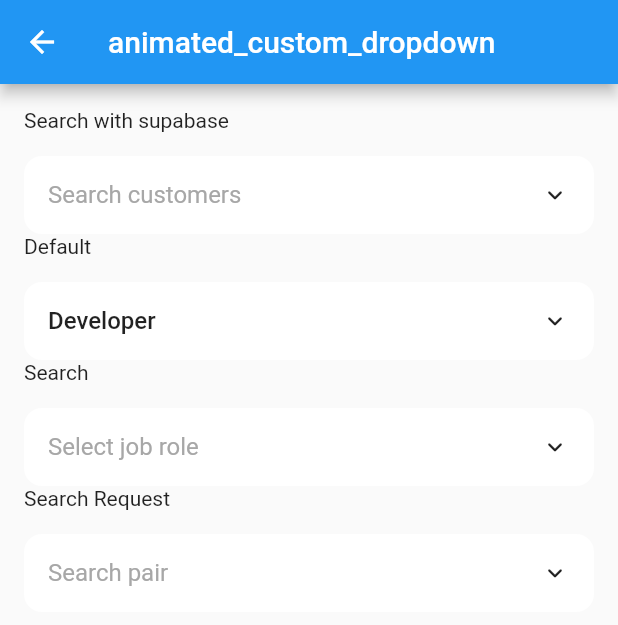
After one commit to smarts-uz/flutter-drop-down-testapp, a Flutter app: the screen it shows after launch, after a tap on "animated_custom_dropdown", on a phone screen of 412 x 824 dp. The commit adds this screen. Shown: the top 625 px of the screen. Run offline on Flutter 3.47's test engine with Material 2 defaults, Android fonts, the phone set to English and light mode, and no system bars; drawn by our look-alikes of animated_custom_dropdown; our stand-ins replace flutter_dotenv, multi_dropdown, supabase_flutter; missing offline and left inert: drop_down_list, multiple_search_selection, multiselect, multiselect_nested, ninja_dropdown, rashail_multi_dropdown; accounts and stored records are empty.

Commit message:
animated_custom_dropdown

```diff
--- a/lib/main.dart
+++ b/lib/main.dart
@@ -1,3 +1,4 @@
+import 'package:drop_down_testapp/pages/animated_custom_dropdown.dart';
 import 'package:drop_down_testapp/pages/drop_down_list.dart';
 import 'package:drop_down_testapp/pages/multi_dropdown.dart';
 import 'package:drop_down_testapp/pages/multiple_search_selection.dart';
@@ -112,6 +113,15 @@ class MyRealPage extends StatelessWidget {
               child: const Text('rashail_multi_dropdown'),
             ),
             const SizedBox(height: 16),
+            ElevatedButton(
+              onPressed: () {
+                Navigator.of(context).push(MaterialPageRoute(
+                  builder: (context) => const AnimatedCustomDropdownApp(),
+                ));
+              },
+              child: const Text('animated_custom_dropdown'),
+            ),
+            const SizedBox(height: 16),
           ],
         ),
       ),
--- /dev/null
+++ b/lib/pages/animated_custom_dropdown.dart
@@ -0,0 +1,151 @@
+import 'package:animated_custom_dropdown/custom_dropdown.dart';
+import 'package:drop_down_testapp/main.dart';
+import 'package:flutter/material.dart';
+
+class AnimatedCustomDropdownApp extends StatefulWidget {
+  const AnimatedCustomDropdownApp({super.key});
+
+  @override
+  State<AnimatedCustomDropdownApp> createState() =>
+      _AnimatedCustomDropdownAppState();
+}
+
+class _AnimatedCustomDropdownAppState extends State<AnimatedCustomDropdownApp> {
+  // This should be a call to the api or service or similar
+  Future<List<Pair>> _getFakeRequestData(String query) async {
+    return await Future.delayed(const Duration(seconds: 1), () {
+      return _pairList.where((e) {
+        return e.text.toLowerCase().contains(query.toLowerCase());
+      }).toList();
+    });
+  }
+
+  Future<List<SupabaseType>> _getSupabaseData(String query) async {
+    final data = await supabase
+        .from('customer')
+        .select()
+        .ilike('name', '%$query%') as List;
+    return data.map((e) {
+      return SupabaseType(value: e, visibleText: e['name']);
+    }).toList();
+  }
+
+  @override
+  Widget build(BuildContext context) {
+    return Scaffold(
+      appBar: AppBar(title: const Text('animated_custom_dropdown')),
+      body: SingleChildScrollView(
+        child: Padding(
+          padding: const EdgeInsets.all(16),
+          child: Column(
+            crossAxisAlignment: CrossAxisAlignment.start,
+            children: [
+              const Text('Search with supabase'),
+              const SizedBox(height: 16),
+              CustomDropdown<SupabaseType>.searchRequest(
+                futureRequest: _getSupabaseData,
+                hintText: 'Search customers',
+                items: const [],
+                onChanged: (value) {
+                  debugPrint('changing value to: $value');
+                },
+              ),
+              const Text('Default'),
+              const SizedBox(height: 16),
+              CustomDropdown<String>(
+                hintText: 'Select job role',
+                items: _list,
+                initialItem: _list[0],
+                onChanged: (value) {
+                  debugPrint('changing value to: $value');
+                },
+              ),
+              const Text('Search'),
+              const SizedBox(height: 16),
+              CustomDropdown<Job>.search(
+                hintText: 'Select job role',
+                items: _jobList,
+                excludeSelected: false,
+                onChanged: (value) {
+                  debugPrint('changing value to: $value');
+                },
+              ),
+              const Text('Search Request'),
+              const SizedBox(height: 16),
+              CustomDropdown<Pair>.searchRequest(
+                futureRequest: _getFakeRequestData,
+                hintText: 'Search pair',
+                items: _pairList,
+                onChanged: (value) {
+                  debugPrint('changing value to: $value');
+                },
+              ),
+            ],
+          ),
+        ),
+      ),
+    );
+  }
+}
+
+const List<String> _list = [
+  'Developer',
+  'Designer',
+  'Consultant',
+  'Student',
+];
+
+const List<Job> _jobList = [
+  Job('Developer', Icons.developer_mode),
+  Job('Designer', Icons.design_services),
+  Job('Consultant', Icons.account_balance),
+  Job('Student', Icons.school),
+];
+
+class Job with CustomDropdownListFilter {
+  final String name;
+  final IconData icon;
+
+  const Job(this.name, this.icon);
+
+  @override
+  String toString() {
+    return name;
+  }
+
+  @override
+  bool filter(String query) {
+    return name.toLowerCase().contains(query.toLowerCase());
+  }
+}
+
+class Pair {
+  final String text;
+  final IconData icon;
+
+  const Pair(this.text, this.icon);
+
+  @override
+  String toString() {
+    return text;
+  }
+}
+
+const List<Pair> _pairList = [
+  Pair('Developer', Icons.developer_board),
+  Pair('Designer', Icons.deblur_sharp),
+  Pair('Consultant', Icons.money_off),
+  Pair('Student', Icons.edit),
+];
+
+class SupabaseType {
+  final Map<String, dynamic> value;
+  final String visibleText;
+
+  const SupabaseType({required this.value, required this.visibleText});
+
+  @override
+  String toString() {
+    return visibleText;
+  }
+}
--- a/pubspec.yaml
+++ b/pubspec.yaml
@@ -20,10 +20,10 @@ dependencies:
   multiple_search_selection: ^2.5.4
   multi_dropdown: ^2.1.0
   drop_down_list: ^0.0.5
+  animated_custom_dropdown: ^2.0.0
 
   # dropdown_search
   # dropdown_button2
-  # animated_custom_dropdown
 
   supabase_flutter: ^1.10.25
   flutter_dotenv: ^5.1.0
```
Also changed, not shown: pubspec.lock.
